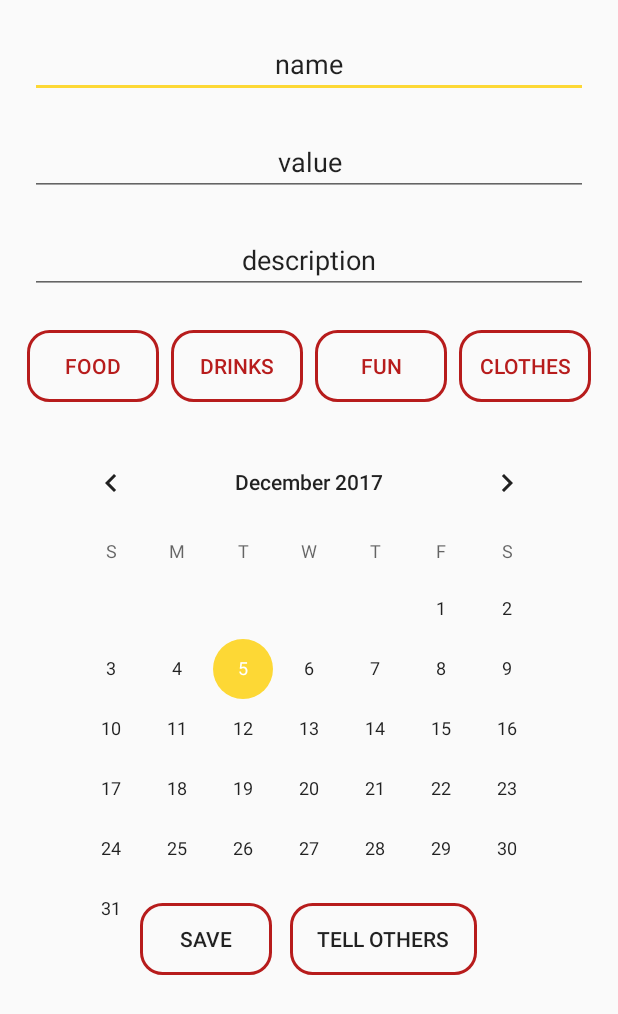
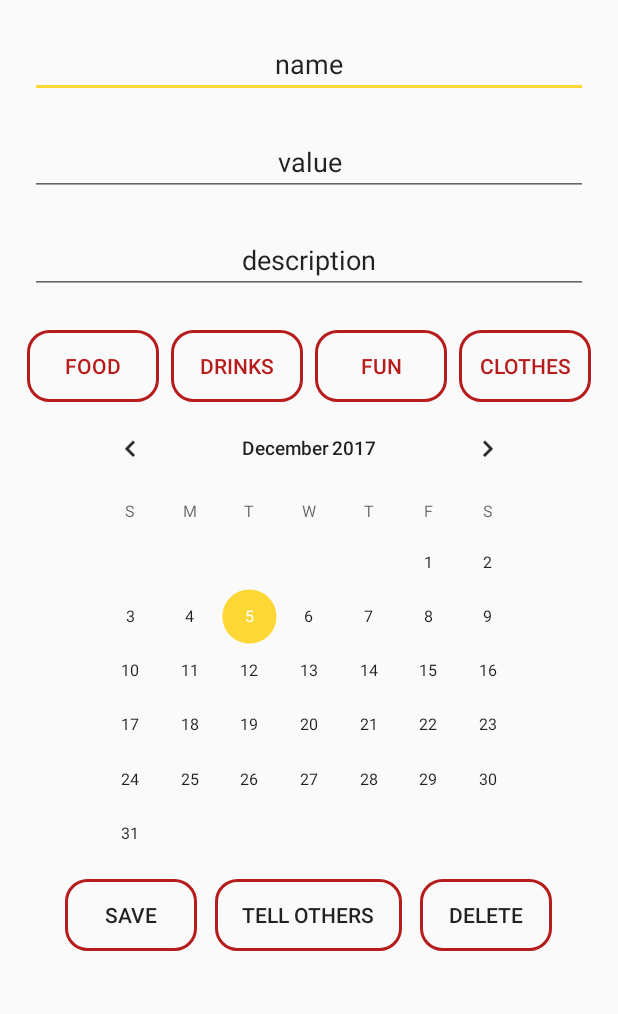
Before and after one commit to VictorMotogna/para, an Android app: the layout activity_read_update_delete_expense.xml on its own in the app's theme, with its tools: preview values and no code run, on a phone screen of 412 x 824 dp. Shown: the top 1014 px of the screen. Run offline under Robolectric (Android 15) with nearby library versions, the phone set to English and light mode, and no system bars.

Commit message:
crud expenses

```diff
--- a/app/build.gradle
+++ b/app/build.gradle
@@ -29,6 +29,11 @@ dependencies {
     compile 'com.android.support:cardview-v7:26+'
     compile 'com.android.support.constraint:constraint-layout:1.0.0-alpha7'
 
+    // https://mvnrepository.com/artifact/com.j256.ormlite/ormlite-android
+    compile group: 'com.j256.ormlite', name: 'ormlite-android', version: '4.45'
+    // https://mvnrepository.com/artifact/com.j256.ormlite/ormlite-core
+    compile group: 'com.j256.ormlite', name: 'ormlite-core', version: '4.23'
+
     testCompile 'junit:junit:4.12'
 
     compile 'org.androidannotations:androidannotations:4.3.1'
--- a/app/src/main/java/com/example/victormotogna/para/model/Expense.java
+++ b/app/src/main/java/com/example/victormotogna/para/model/Expense.java
@@ -8,7 +8,6 @@ import java.util.Date;
  */
 
 public class Expense implements Serializable {
-    // TODO: 10/16/17 implement ormlite for persistance
 
     public String name;
     public int value;
--- a/app/src/main/res/layout/activity_read_update_expense.xml
+++ b/app/src/main/res/layout/activity_read_update_delete_expense.xml
@@ -93,15 +93,17 @@
         android:id="@+id/calendarView2"
         android:layout_width="wrap_content"
         android:layout_height="wrap_content"
-        android:layout_marginTop="20dp"
-        android:layout_gravity="center_horizontal" />
+        android:layout_marginTop="-16dp"
+        android:layout_gravity="center_horizontal"
+        android:scaleX="0.95"
+        android:scaleY="0.95"/>
 
     <LinearLayout
         android:layout_width="match_parent"
         android:layout_height="wrap_content"
         android:orientation="horizontal"
         android:gravity="center"
-        android:layout_marginTop="-24dp">
+        android:layout_marginTop="-4dp">
 
         <Button
             android:id="@+id/save_update"
@@ -122,6 +124,17 @@
             android:paddingLeft="18dp"
             android:paddingRight="18dp"
             android:text="tell others"
+            android:layout_gravity="center_horizontal"
+            android:layout_marginRight="12dp"/>
+
+        <Button
+            android:id="@+id/delete"
+            android:layout_width="wrap_content"
+            android:layout_height="wrap_content"
+            android:background="@drawable/rounded_button_stroke_primary"
+            android:paddingLeft="18dp"
+            android:paddingRight="18dp"
+            android:text="delete"
             android:layout_gravity="center_horizontal"/>
 
     </LinearLayout>
```
Also changed, not shown: app/src/main/java/com/example/victormotogna/para/ui/ReadUpdateExpenseActivity.java (+16 -2 lines), app/src/main/res/layout/activity_all_expenses.xml (+3 -5 lines).
